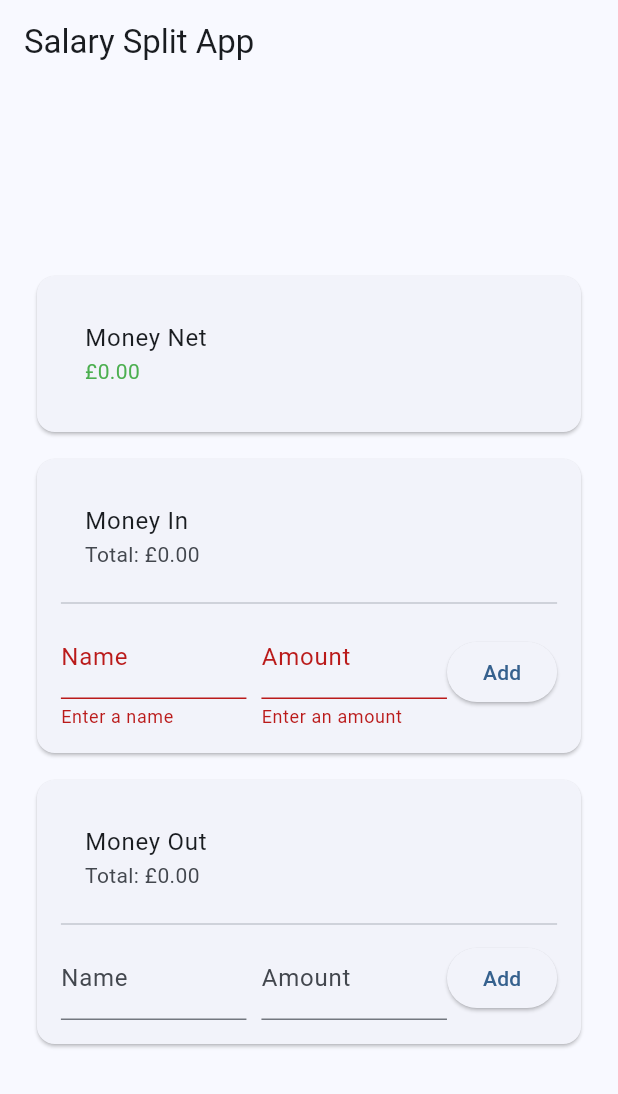
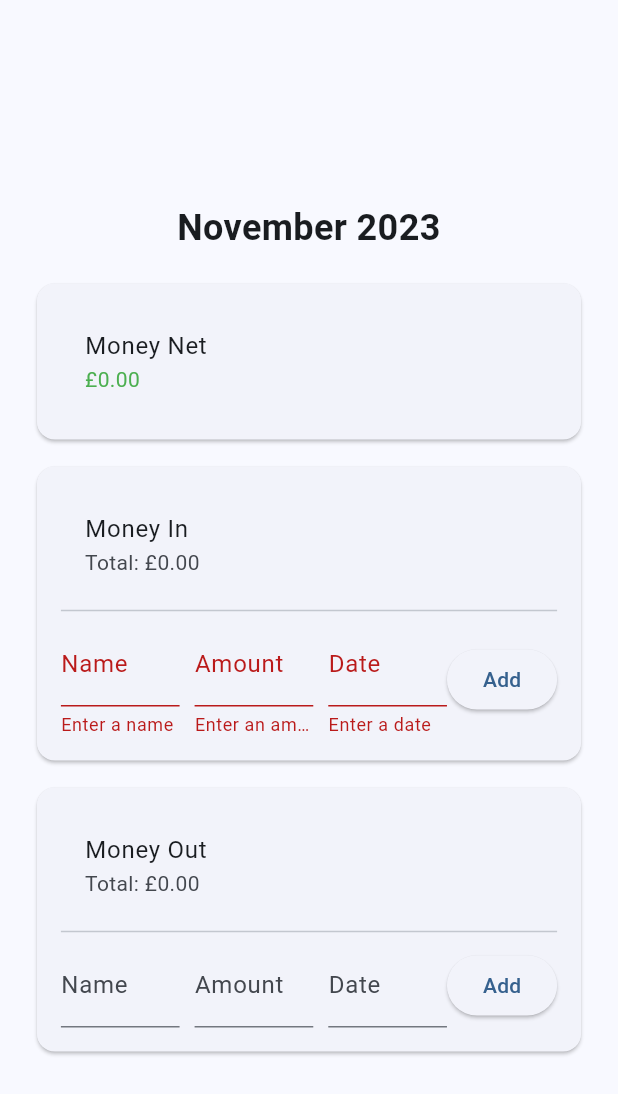
Before and after one commit to zoet24/salary-split, a Flutter app: the screen it shows after launch, after a tap on "Add", on a phone screen of 412 x 824 dp. Shown: the top 1094 px of the screen. Run offline on Flutter 3.47's test engine with Material 3 defaults, Android fonts, the phone set to English and light mode, and no system bars.

Commit message:
Add validation and placeholders for form inputs

```diff
--- a/lib/main.dart
+++ b/lib/main.dart
@@ -62,9 +62,6 @@
   @override
   Widget build(BuildContext context) {
     return Scaffold(
-      appBar: AppBar(
-        title: const Text('Salary Split App'),
-      ),
       body: Center(
         child: LayoutBuilder(
           builder: (BuildContext context, BoxConstraints constraints) {
@@ -77,6 +74,17 @@
               child: Column(
                 mainAxisAlignment: MainAxisAlignment.center,
                 children: <Widget>[
+                  Padding(
+                    padding: const EdgeInsets.all(16.0),
+                    child: Text(
+                      'November 2023',
+                      style: TextStyle(
+                        fontSize: 24.0, // Choose a size that fits your design
+                        fontWeight: FontWeight.bold,
+                      ),
+                      textAlign: TextAlign.center,
+                    ),
+                  ),
                   Card(
                     child: Padding(
                       padding: EdgeInsets.all(16.0),
@@ -111,8 +119,12 @@
                           ),
                           Divider(),
                           MyCustomForm(
-                              key: _myCustomFormKeyIn,
-                              onUpdate: _updateTotalAmountIn),
+                            key: _myCustomFormKeyIn,
+                            onUpdate: _updateTotalAmountIn,
+                            nameHintText: "Zoe",
+                            amountHintText: "650",
+                            dateHintText: "27",
+                          ),
                         ],
                       ),
                     ),
@@ -131,8 +143,12 @@
                           ),
                           Divider(),
                           MyCustomForm(
-                              key: _myCustomFormKeyOut,
-                              onUpdate: _updateTotalAmountOut),
+                            key: _myCustomFormKeyOut,
+                            onUpdate: _updateTotalAmountOut,
+                            nameHintText: "Mortage",
+                            amountHintText: "550",
+                            dateHintText: "2",
+                          ),
                         ],
                       ),
                     ),
@@ -149,7 +165,17 @@
 
 class MyCustomForm extends StatefulWidget {
   final Function onUpdate;
-  const MyCustomForm({super.key, required this.onUpdate});
+  final String nameHintText;
+  final String amountHintText;
+  final String dateHintText;
+
+  const MyCustomForm({
+    super.key,
+    required this.onUpdate,
+    required this.nameHintText,
+    required this.amountHintText,
+    required this.dateHintText,
+  });
 
   @override
   MyCustomFormState createState() {
@@ -161,6 +187,7 @@
   final _formKey = GlobalKey<FormState>();
   final _nameController = TextEditingController();
   final _amountController = TextEditingController();
+  final _dateController = TextEditingController();
 
   List<Map<String, String>> _submittedData = [];
 
@@ -176,6 +203,7 @@
         _submittedData.add({
           'name': _nameController.text,
           'amount': _amountController.text,
+          'date': _dateController.text,
         });
       });
 
@@ -188,6 +216,7 @@
       // Clear the text fields after submission
       _nameController.clear();
       _amountController.clear();
+      _dateController.clear();
     }
   }
 
@@ -235,7 +264,8 @@
               child: Row(
                 mainAxisAlignment: MainAxisAlignment.spaceEvenly,
                 children: [
-                  Text('Name: ${data['name']}, Amount: ${data['amount']}'),
+                  Text(
+                      '${data['name']}: £${data['amount']} on the ${data['date']}th'),
                 ],
               ),
             ),
@@ -252,8 +282,9 @@
               Expanded(
                 child: TextFormField(
                   controller: _nameController,
-                  decoration: const InputDecoration(
+                  decoration: InputDecoration(
                     labelText: 'Name',
+                    hintText: widget.nameHintText,
                   ),
                   validator: (value) {
                     if (value == null || value.isEmpty) {
@@ -267,13 +298,45 @@
               Expanded(
                 child: TextFormField(
                   controller: _amountController,
-                  decoration: const InputDecoration(
+                  decoration: InputDecoration(
                     labelText: 'Amount',
+                    hintText: widget.amountHintText,
                   ),
                   keyboardType: TextInputType.number,
                   validator: (value) {
                     if (value == null || value.isEmpty) {
                       return 'Enter an amount';
+                    }
+                    final amount = double.tryParse(value);
+                    if (amount == null) {
+                      return 'Enter a valid number';
+                    }
+                    if (amount < 0) {
+                      return 'Amount cannot be negative';
+                    }
+                    if (!RegExp(r'^\d+(\.\d{0,2})?$').hasMatch(value)) {
+                      return 'Up to two decimal places allowed';
+                    }
+                    return null;
+                  },
+                ),
+              ),
+              SizedBox(width: 10),
+              Expanded(
+                child: TextFormField(
+                  controller: _dateController,
+                  decoration: InputDecoration(
+                    labelText: 'Date',
+                    hintText: widget.dateHintText,
+                  ),
+                  keyboardType: TextInputType.number,
+                  validator: (value) {
+                    if (value == null || value.isEmpty) {
+                      return 'Enter a date';
+                    }
+                    final date = int.tryParse(value);
+                    if (date == null || date < 1 || date > 31) {
+                      return 'Enter a valid date (1-31)';
                     }
                     return null;
                   },
```
